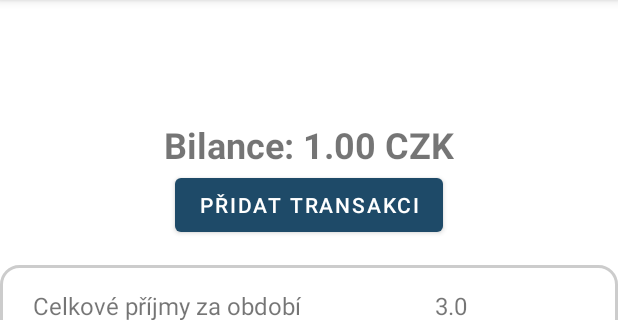
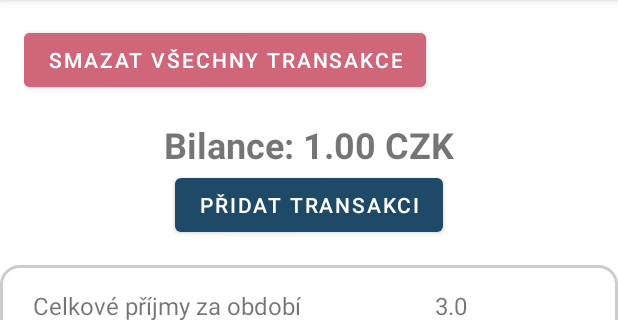
Before and after one commit to sakJH/FinancePlusV3, an Android app built with Jetpack Compose: the screen it shows after launch (MainActivity), on a phone screen of 412 x 824 dp, the part 84-404 px from its top. Run offline under Robolectric (Android 15) with nearby library versions, the phone set to English and light mode, and no system bars; our stand-ins replace Room's generated code, data binding, navigation-ui; libraries missing offline, so code that uses them is left out: com.github.mikephil.charting; plain views replace PieChart; 11 statements that could not run were skipped.

Commit message:
Unstable, Delete Transac.

```diff
--- a/app/src/main/java/uhk/umte/financeplusv3/fragments/MainFragment.kt
+++ b/app/src/main/java/uhk/umte/financeplusv3/fragments/MainFragment.kt
@@ -38,6 +38,10 @@ class MainFragment : Fragment(){
         // Nastavení OnClickListeneru pro tlačítko
         binding.addTransactionButton.setOnClickListener {
             showAddTransactionBottomSheet(TransactionType.INCOME)
+        }
+
+        binding.deleteTransactionButton.setOnClickListener {
+            deleteAllTransaction()
         }
 
         addInitialTransactionIfEmpty()
@@ -152,4 +156,11 @@ class MainFragment : Fragment(){
             pieChart.invalidate()
         }
     }
+
+    private fun deleteAllTransaction(){
+
+
+
+        addInitialTransactionIfEmpty()
+    }
 }
--- a/app/src/main/res/layout/fragment_main.xml
+++ b/app/src/main/res/layout/fragment_main.xml
@@ -39,6 +39,7 @@
         <!--Detaily všech transakcí-->
         <!---->
         <LinearLayout
+            android:id="@+id/detail_panel"
             android:layout_width="match_parent"
             android:layout_height="wrap_content"
             android:orientation="vertical"
@@ -172,5 +173,27 @@
 
         </LinearLayout>
 
+        <LinearLayout
+            android:id="@+id/deleteTransaction"
+            android:layout_width="match_parent"
+            android:layout_height="wrap_content"
+            android:layout_marginTop="16dp"
+            android:orientation="vertical"
+            android:padding="16dp"
+            app:layout_constraintBaseline_toBottomOf="@+id/detail_panel"
+            app:layout_constraintTop_toBottomOf="@+id/addTransactionButton" tools:layout_editor_absoluteX="0dp">
+
+            <Button
+                android:id="@+id/deleteTransactionButton"
+                android:layout_width="wrap_content"
+                android:layout_height="wrap_content"
+                android:backgroundTint="@color/nightColorError"
+                android:text="@string/delete_all_transaction"
+                app:layout_constraintEnd_toEndOf="parent"
+                app:layout_constraintStart_toStartOf="parent"/>
+
+        </LinearLayout>
+
+
     </androidx.constraintlayout.widget.ConstraintLayout>
 </layout>
--- a/app/src/main/res/values/strings.xml
+++ b/app/src/main/res/values/strings.xml
@@ -21,4 +21,5 @@
     <string name="income_count">Počet přijmů</string>
     <string name="expense_count">Počet výdajů</string>
     <string name="delete_transaction">Smazat transakci</string>
+    <string name="delete_all_transaction">Smazat všechny transakce</string>
 </resources>
```
